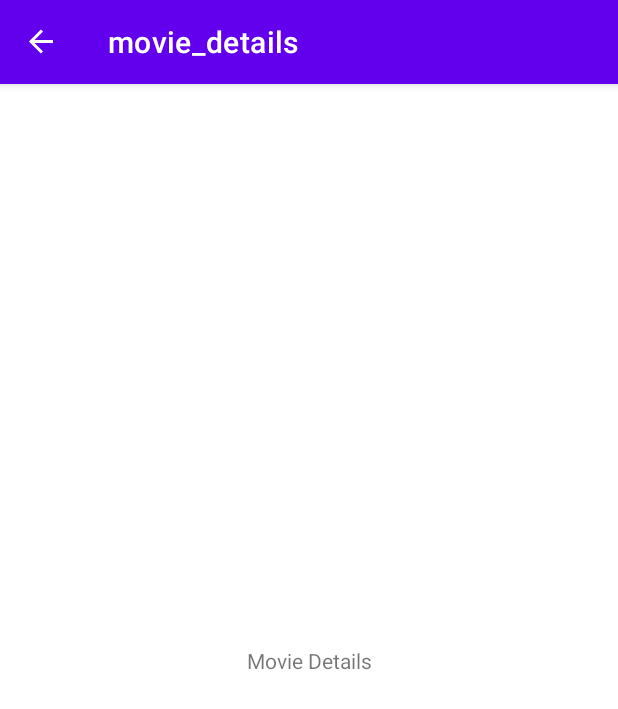
After one commit to DionisiuV/cinemania, an Android app: the MovieDetailsFragment screen opened through its navigation route, on a phone screen of 412 x 824 dp. The commit adds this screen. Shown: the top 709 px of the screen. Run offline under Robolectric (Android 15) with nearby library versions, the phone set to English and light mode, and no system bars; our stand-ins replace Dagger/Hilt's generated code, navigation-ui.

Commit message:
navigate
NavController - navigate to blank movieDetails, back functionality

```diff
--- a/app/src/main/java/ro/valentin/cinemania/presentation/main/MainActivity.kt
+++ b/app/src/main/java/ro/valentin/cinemania/presentation/main/MainActivity.kt
@@ -2,13 +2,29 @@ package ro.valentin.cinemania.presentation.main
 
 import androidx.appcompat.app.AppCompatActivity
 import android.os.Bundle
+import androidx.navigation.NavController
+import androidx.navigation.findNavController
+import androidx.navigation.ui.setupActionBarWithNavController
 import dagger.hilt.android.AndroidEntryPoint
 import ro.valentin.cinemania.R
 
 @AndroidEntryPoint
 class MainActivity : AppCompatActivity() {
+    private lateinit var navController: NavController
+
     override fun onCreate(savedInstanceState: Bundle?) {
         super.onCreate(savedInstanceState)
         setContentView(R.layout.activity_main)
+
+        initNavController()
+    }
+
+    private fun initNavController() {
+        navController = findNavController(R.id.nav_host_fragment_container)
+        setupActionBarWithNavController(navController)
+    }
+
+    override fun onSupportNavigateUp(): Boolean {
+        return navController.navigateUp() || super.onSupportNavigateUp()
     }
 }
--- /dev/null
+++ b/app/src/main/java/ro/valentin/cinemania/presentation/movie_details/MovieDetailsFragment.kt
@@ -0,0 +1,15 @@
+package ro.valentin.cinemania.presentation.movie_details
+
+import android.os.Bundle
+import android.view.View
+import androidx.fragment.app.Fragment
+import ro.valentin.cinemania.R
+
+class MovieDetailsFragment : Fragment(R.layout.fragment_movie_details) {
+    override fun onViewCreated(view: View, savedInstanceState: Bundle?) {
+        super.onViewCreated(view, savedInstanceState)
+
+//        initMoviesAdapter()
+//        setMoviesAdapter()
+    }
+}
--- /dev/null
+++ b/app/src/main/res/layout/fragment_movie_details.xml
@@ -0,0 +1,16 @@
+<?xml version="1.0" encoding="utf-8"?>
+<androidx.constraintlayout.widget.ConstraintLayout xmlns:android="http://schemas.android.com/apk/res/android"
+    xmlns:app="http://schemas.android.com/apk/res-auto"
+    android:layout_width="match_parent"
+    android:layout_height="match_parent">
+
+    <TextView
+        android:layout_width="wrap_content"
+        android:layout_height="wrap_content"
+        android:text="Movie Details"
+        app:layout_constraintBottom_toBottomOf="parent"
+        app:layout_constraintEnd_toEndOf="parent"
+        app:layout_constraintStart_toStartOf="parent"
+        app:layout_constraintTop_toTopOf="parent" />
+
+</androidx.constraintlayout.widget.ConstraintLayout>
```
Also changed, not shown: app/src/main/java/ro/valentin/cinemania/presentation/movies/MoviesFragment.kt (+8 -6 lines), app/src/main/res/layout/activity_main.xml (+2 -9 lines), app/src/main/res/navigation/nav_graph.xml (+7 -1 lines).
